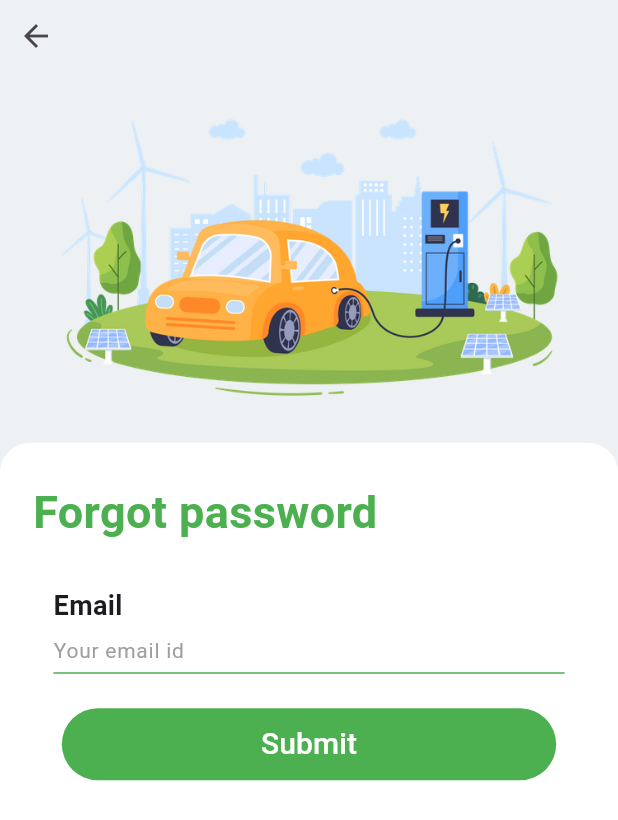
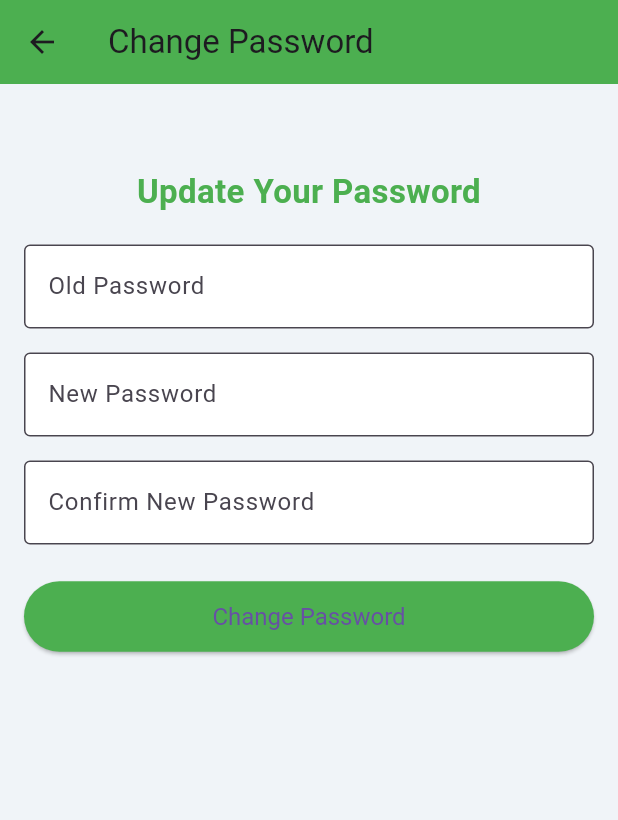
Before and after one commit to sumitdhamala/electrio, a Flutter app: the SettingsScreen screen opened directly, after a tap on "Change Password", on a phone screen of 412 x 824 dp. Shown: the top 820 px of the screen. Run offline on Flutter 3.47's test engine with Material 3 defaults, Android fonts, the light colour scheme and no system bars; our stand-ins replace curved_navigation_bar, email_validator, flutter_map, geolocator, image_picker, latlong2 and 1 more; accounts and stored records are empty; Roboto replaces fonts that are missing (NotoSerif).

Commit message:
change password done

```diff
--- a/lib/view/home/settings.dart
+++ b/lib/view/home/settings.dart
@@ -1,5 +1,6 @@
 import 'package:electrio/component/customclip_bar.dart';
 import 'package:electrio/view/booking_details.dart';
+import 'package:electrio/view/settings/change_password.dart';
 import 'package:electrio/view/settings/mybooking.dart';
 import 'package:electrio/view/settings/myvehicles.dart';
 import 'package:electrio/view/settings/profile_sscreen.dart';
@@ -88,7 +89,8 @@ class SettingsScreen extends StatelessWidget {
 
   // Navigate to Change Password Screen
   void _navigateToChangePassword(BuildContext context) {
-    Navigator.pushNamed(context, "/forgetPassword");
+    Navigator.push(context,
+        MaterialPageRoute(builder: (context) => ChangePasswordScreen()));
   }
 
   void _navigateToMyVehicles(BuildContext context) {
--- /dev/null
+++ b/lib/view/settings/change_password.dart
@@ -0,0 +1,159 @@
+import 'package:flutter/material.dart';
+import 'package:provider/provider.dart';
+import 'package:electrio/provider/user_provider.dart';
+
+class ChangePasswordScreen extends StatefulWidget {
+  const ChangePasswordScreen({Key? key}) : super(key: key);
+
+  @override
+  State<ChangePasswordScreen> createState() => _ChangePasswordScreenState();
+}
+
+class _ChangePasswordScreenState extends State<ChangePasswordScreen> {
+  final _changePasswordFormKey = GlobalKey<FormState>();
+
+  // Controllers
+  final _oldPasswordController = TextEditingController();
+  final _newPasswordController = TextEditingController();
+  final _confirmNewPasswordController = TextEditingController();
+
+  @override
+  void dispose() {
+    _oldPasswordController.dispose();
+    _newPasswordController.dispose();
+    _confirmNewPasswordController.dispose();
+    super.dispose();
+  }
+
+  void _changePassword() async {
+    if (_changePasswordFormKey.currentState!.validate()) {
+      try {
+        final userProvider = Provider.of<UserProvider>(context, listen: false);
+
+        // Show loading indicator
+        ScaffoldMessenger.of(context).showSnackBar(
+          const SnackBar(content: Text('Changing password...')),
+        );
+
+        // Change password via API
+        await userProvider.changePassword(
+          oldPassword: _oldPasswordController.text,
+          newPassword: _newPasswordController.text,
+        );
+
+        // Show success message and navigate
+        ScaffoldMessenger.of(context).showSnackBar(
+          const SnackBar(content: Text('Password changed successfully!')),
+        );
+        Navigator.pop(context);
+      } catch (e) {
+        ScaffoldMessenger.of(context).showSnackBar(
+          SnackBar(content: Text('Error: ${e.toString()}')),
+        );
+      }
+    }
+  }
+
+  @override
+  Widget build(BuildContext context) {
+    return SafeArea(
+      child: Scaffold(
+        backgroundColor: const Color(0xffF0F4F8), // Grey background
+        appBar: AppBar(
+          title: const Text('Change Password'),
+          backgroundColor: const Color(0xff4CAF50), // Green theme
+        ),
+        body: SingleChildScrollView(
+          child: Padding(
+            padding: const EdgeInsets.all(16.0),
+            child: Form(
+              key: _changePasswordFormKey,
+              child: Column(
+                crossAxisAlignment: CrossAxisAlignment.stretch,
+                children: [
+                  const SizedBox(height: 40),
+                  const Text(
+                    "Update Your Password",
+                    textAlign: TextAlign.center,
+                    style: TextStyle(
+                      fontSize: 22,
+                      fontWeight: FontWeight.bold,
+                      color: Color(0xff4CAF50),
+                    ),
+                  ),
+                  const SizedBox(height: 20),
+                  TextFormField(
+                    controller: _oldPasswordController,
+                    decoration: const InputDecoration(
+                      labelText: 'Old Password',
+                      border: OutlineInputBorder(),
+                      filled: true,
+                      fillColor: Colors.white,
+                    ),
+                    obscureText: true,
+                    validator: (value) {
+                      if (value == null || value.isEmpty) {
+                        return 'Please enter your old password';
+                      }
+                      return null;
+                    },
+                  ),
+                  const SizedBox(height: 16),
+                  TextFormField(
+                    controller: _newPasswordController,
+                    decoration: const InputDecoration(
+                      labelText: 'New Password',
+                      border: OutlineInputBorder(),
+                      filled: true,
+                      fillColor: Colors.white,
+                    ),
+                    obscureText: true,
+                    validator: (value) {
+                      if (value == null || value.isEmpty) {
+                        return 'Please enter your new password';
+                      }
+                      if (value.length < 8) {
+                        return 'Password must be at least 8 characters long';
+                      }
+                      return null;
+                    },
+                  ),
+                  const SizedBox(height: 16),
+                  TextFormField(
+                    controller: _confirmNewPasswordController,
+                    decoration: const InputDecoration(
+                      labelText: 'Confirm New Password',
+                      border: OutlineInputBorder(),
+                      filled: true,
+                      fillColor: Colors.white,
+                    ),
+                    obscureText: true,
+                    validator: (value) {
+                      if (value == null || value.isEmpty) {
+                        return 'Please confirm your new password';
+                      }
+                      if (value != _newPasswordController.text) {
+                        return 'Passwords do not match';
+                      }
+                      return null;
+                    },
+                  ),
+                  const SizedBox(height: 24),
+                  ElevatedButton(
+                    style: ElevatedButton.styleFrom(
+                      backgroundColor: const Color(0xff4CAF50), // Green theme
+                      padding: const EdgeInsets.symmetric(vertical: 14),
+                      textStyle: const TextStyle(fontSize: 16),
+                    ),
+                    onPressed: _changePassword,
+                    child: const Text('Change Password'),
+                  ),
+                ],
+              ),
+            ),
+          ),
+        ),
+      ),
+    );
+  }
+}
```
Also changed, not shown: lib/provider/user_provider.dart (+32 -0 lines).
